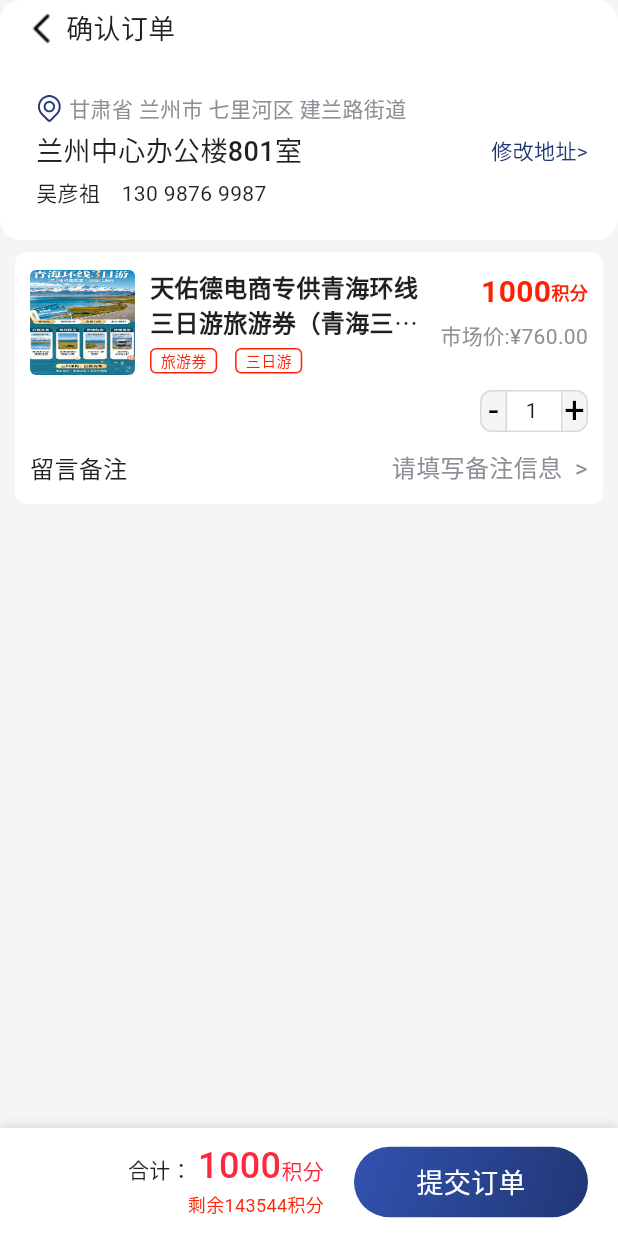
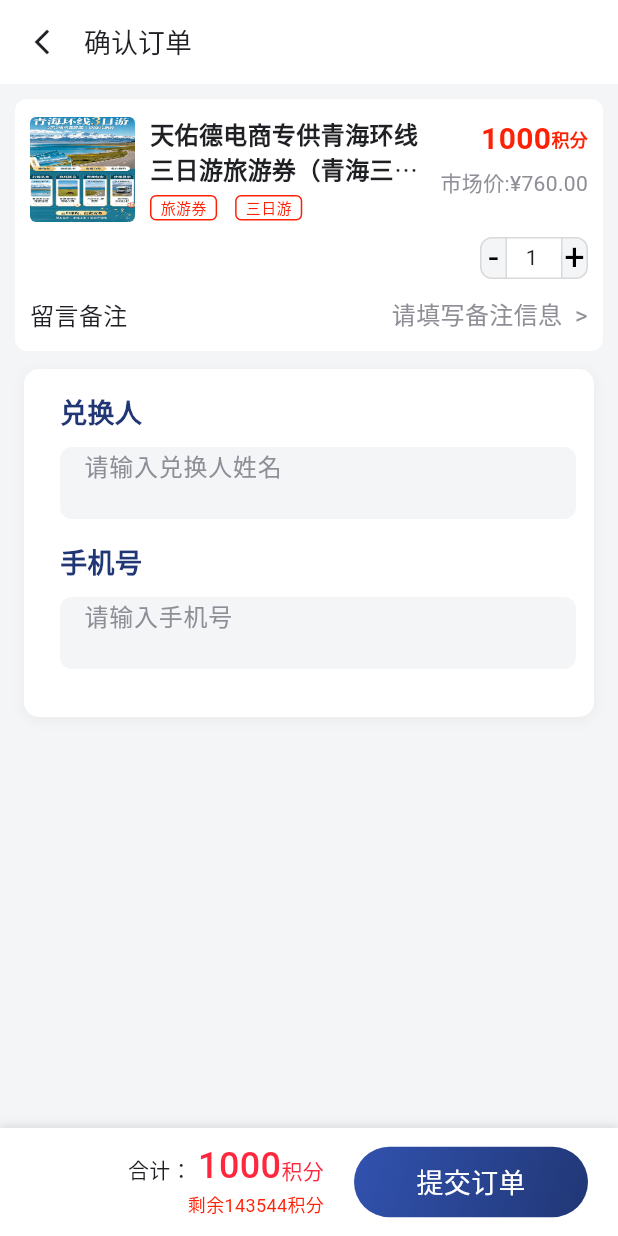
Before and after one commit to shamohai/QingQingLife, a Flutter app: the ConfirmOrderPage screen opened directly with empty values, on a phone screen of 412 x 824 dp. Run offline on Flutter 3.47's test engine with Material 3 defaults, Android fonts, the phone set to English and light mode, and no system bars; our stand-ins replace cached_network_image, decimal, dio, flutter_riverpod, flutter_secure_storage, flutter_widget_from_html and 6 more; missing offline and left inert: fluwx; accounts and stored records are empty; generated files the repository leaves out were written again; network calls fail.

Commit message:
确认订单页面修改

```diff
--- a/lib/features/points_mall/presentation/pages/confirm_order_page.dart
+++ b/lib/features/points_mall/presentation/pages/confirm_order_page.dart
@@ -25,25 +25,27 @@ class ConfirmOrderPage extends ConsumerWidget {
     final productAsync = ref.watch(serviceProductDetailProvider(productId));
     return Scaffold(
       backgroundColor: const Color(0xFFF3F5F7),
+      appBar: ConfirmOrderNavBar(onBack: () => Navigator.of(context).pop()),
       body: productAsync.when(
         loading: () => const Center(child: AppLoading()),
         error: (error, stack) => Center(
           child: AppError(message: '加载失败: $error', onRetry: () => ref.invalidate(serviceProductDetailProvider(productId))),
         ),
-        data: (product) => _buildContent(ref, product),
+        data: (product) => _buildContent(context, ref, product),
       ),
       bottomNavigationBar: _buildBottomBar(ref),
     );
   }
 
-  Widget _buildContent(WidgetRef ref, ServiceProductDetail product) {
-    //测试时先注释掉
-    final isGiftCard = product.productType == CreditProductType.giftCard;
-    //final isGiftCard = product.productType == CreditProductType.serviceCouponIntegral;
+  Widget _buildContent(BuildContext context, WidgetRef ref, ServiceProductDetail product) {
+    //测试时使用
+    //final isGiftCard = product.productType == CreditProductType.giftCard;
+    final isGiftCard = product.productType == CreditProductType.serviceCouponIntegral;
     return CustomScrollView(
       physics: const AlwaysScrollableScrollPhysics(),
       slivers: [
-        if (!isGiftCard) ...[const SliverToBoxAdapter(child: ConfirmOrderHeader()), const SliverToBoxAdapter(child: SizedBox(height: 8))],
+        if (!isGiftCard) const SliverToBoxAdapter(child: ConfirmOrderHeader()),
+        const SliverToBoxAdapter(child: SizedBox(height: 10)),
         SliverToBoxAdapter(
           child: Consumer(
             builder: (context, ref, _) {
@@ -83,7 +85,6 @@ class ConfirmOrderPage extends ConsumerWidget {
   void _handleSubmit(WidgetRef ref, ServiceProductDetail product) {
     final quantity = ref.read(confirmOrderProvider).quantity;
     final totalPoints = product.points * quantity;
-    // Mock orderId / orderNo（真实场景由 API 返回）
     const mockOrderId = 'DDBH4565465789087654678908765789';
     const mockOrderNo = 'DDBH45674567898908765789';
     GoRouter.of(ref.context).push(
--- a/lib/features/points_mall/presentation/widgets/confirm_order_header.dart
+++ b/lib/features/points_mall/presentation/widgets/confirm_order_header.dart
@@ -2,37 +2,57 @@ import 'package:flutter/material.dart';
 
 import '../../../../../app/theme/app_spacing.dart';
 
-/// 确认订单顶部地址卡片
+/// 确认订单顶部导航栏（使用 Flutter AppBar）
+class ConfirmOrderNavBar extends StatelessWidget implements PreferredSizeWidget {
+  final VoidCallback? onBack;
+
+  const ConfirmOrderNavBar({super.key, this.onBack});
+
+  @override
+  Size get preferredSize => const Size.fromHeight(kToolbarHeight);
+
+  @override
+  Widget build(BuildContext context) {
+    return AppBar(
+      backgroundColor: Colors.white,
+      elevation: 0,
+      scrolledUnderElevation: 0,
+      centerTitle: false,
+      titleSpacing: 0,
+      leading: IconButton(
+        icon: const Icon(Icons.arrow_back_ios_new, size: 20, color: Color(0xFF1F2024)),
+        onPressed: onBack ?? () => Navigator.of(context).pop(),
+      ),
+      title: const Text(
+        '确认订单',
+        style: TextStyle(fontSize: 18, fontWeight: FontWeight.w500, color: Color(0xFF1F2024)),
+      ),
+    );
+  }
+}
+
+/// 确认订单顶部地址卡片（导航栏 + 地址信息）
 class ConfirmOrderHeader extends StatelessWidget {
   const ConfirmOrderHeader({super.key});
 
   @override
   Widget build(BuildContext context) {
-    return Container(
+    return Column(
+      crossAxisAlignment: CrossAxisAlignment.start,
+      children: [
+        Container(
           width: double.infinity,
           height: 160,
-      decoration: BoxDecoration(color: Colors.white, borderRadius: BorderRadius.circular(14)),
+          decoration: BoxDecoration(
+            color: Colors.white,
+            borderRadius: const BorderRadius.only(
+              bottomLeft: Radius.circular(14), // 左下圆角
+              bottomRight: Radius.circular(14), // 右下圆角
+            ),
+          ),
           child: Column(
             crossAxisAlignment: CrossAxisAlignment.start,
             children: [
-          // 返回行
-          Padding(
-            padding: const EdgeInsets.only(top: 6, left: AppSpacing.lg),
-            child: Row(
-              children: [
-                GestureDetector(
-                  onTap: () => Navigator.of(context).pop(),
-                  child: Image.asset('assets/images/points/confirm_order_back.png', width: 24, height: 24),
-                ),
-                const SizedBox(width: 4),
-                const Text(
-                  '确认订单',
-                  style: TextStyle(fontSize: 18, fontWeight: FontWeight.w500, color: Color(0xFF1F2024)),
-                ),
-              ],
-            ),
-          ),
-          // 省市区（带定位图标）
               Padding(
                 padding: const EdgeInsets.only(top: 30, left: AppSpacing.xxl),
                 child: Row(
@@ -46,7 +66,6 @@ class ConfirmOrderHeader extends StatelessWidget {
                   ],
                 ),
               ),
-          // 详细地址 + 修改地址
               Padding(
                 padding: const EdgeInsets.only(top: 4, left: AppSpacing.xxl),
                 child: Row(
@@ -68,16 +87,17 @@ class ConfirmOrderHeader extends StatelessWidget {
                   ],
                 ),
               ),
-          // 联系人
-          Padding(
-            padding: const EdgeInsets.only(top: 4, left: AppSpacing.xxl, bottom: 17),
-            child: const Text(
+              const Padding(
+                padding: EdgeInsets.only(top: 4, left: AppSpacing.xxl, bottom: 17),
+                child: Text(
                   '吴彦祖　130 9876 9987',
                   style: TextStyle(fontSize: 14, fontWeight: FontWeight.w400, color: Color(0xFF1F2024)),
                 ),
               ),
             ],
           ),
+        ),
+      ],
     );
   }
 }
--- a/lib/features/points_mall/presentation/widgets/confirm_order_redeemer_form.dart
+++ b/lib/features/points_mall/presentation/widgets/confirm_order_redeemer_form.dart
@@ -49,10 +49,10 @@ class _ConfirmOrderRedeemerFormState extends State<ConfirmOrderRedeemerForm> {
   @override
   Widget build(BuildContext context) {
     return Container(
-      margin: const EdgeInsets.only(left: AppSpacing.lg, right: AppSpacing.lg, top: AppSpacing.lg),
+      margin: const EdgeInsets.only(left: AppSpacing.lg, right: AppSpacing.lg, top: AppSpacing.md),
       padding: const EdgeInsets.only(left: AppSpacing.xxl, top: AppSpacing.lg, bottom: AppSpacing.xxxl),
       decoration: BoxDecoration(
-        color: Colors.white,
+        color: Colors.white, // ← 外层白色保留
         borderRadius: BorderRadius.circular(10),
         boxShadow: [BoxShadow(color: const Color(0xE6EAE8E9), blurRadius: 7, offset: const Offset(0, 2))],
       ),
@@ -95,16 +95,21 @@ class _ConfirmOrderRedeemerFormState extends State<ConfirmOrderRedeemerForm> {
     return Container(
       width: double.infinity,
       height: 48,
+      margin: const EdgeInsets.only(right: 12),
       padding: const EdgeInsets.symmetric(horizontal: 12),
       decoration: BoxDecoration(color: const Color(0xFFF3F5F7), borderRadius: BorderRadius.circular(8)),
+      // 去掉 Align，让 TextField 自己撑满高度再居中
       child: TextField(
         controller: controller,
         focusNode: focusNode,
         keyboardType: keyboardType,
         inputFormatters: inputFormatters,
+        textAlignVertical: TextAlignVertical.center,
         style: const TextStyle(fontSize: 16, color: Color(0xFF1F2024)),
         decoration: InputDecoration(
           isDense: true,
+          filled: true,
+          fillColor: Colors.transparent,
           contentPadding: EdgeInsets.zero,
           border: InputBorder.none,
           enabledBorder: InputBorder.none,
```
Lines whose indentation alone changed are shown as unchanged.
